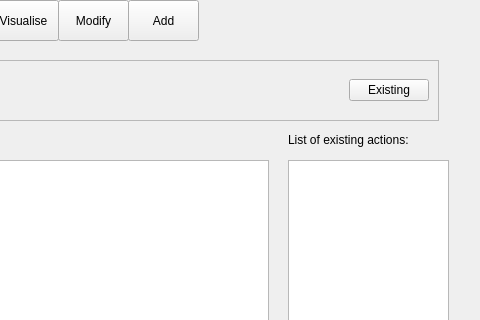
Qt form addaction.ui (ariannabettin/FYPArianna) before a commit; both pictures show x 152 to 632 and y 0 to 320 of the 632 by 520 pixel window.
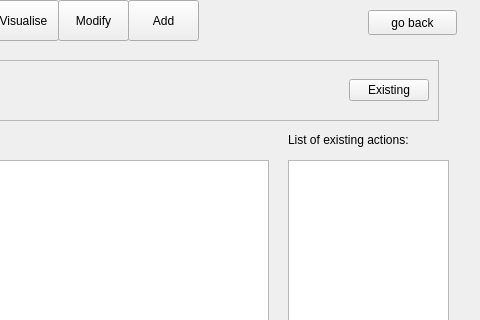
The same form after that commit.

The edit to the form file:
```diff
--- a/addaction.ui
+++ b/addaction.ui
@@ -13,6 +13,9 @@
   <property name="windowTitle">
    <string>Dialog</string>
   </property>
+  <property name="styleSheet">
+   <string notr="true">font: 75 12pt &quot;TakaoPGothic&quot;;</string>
+  </property>
   <widget class="QPushButton" name="homeButton">
    <property name="geometry">
     <rect>
@@ -261,6 +264,19 @@
     </item>
    </layout>
   </widget>
+  <widget class="QPushButton" name="backButton">
+   <property name="geometry">
+    <rect>
+     <x>520</x>
+     <y>10</y>
+     <width>89</width>
+     <height>25</height>
+    </rect>
+   </property>
+   <property name="text">
+    <string>go back</string>
+   </property>
+  </widget>
  </widget>
  <resources/>
  <connections/>
```
Left out of the diff: 12 changed lines with no effect on the pictures.
